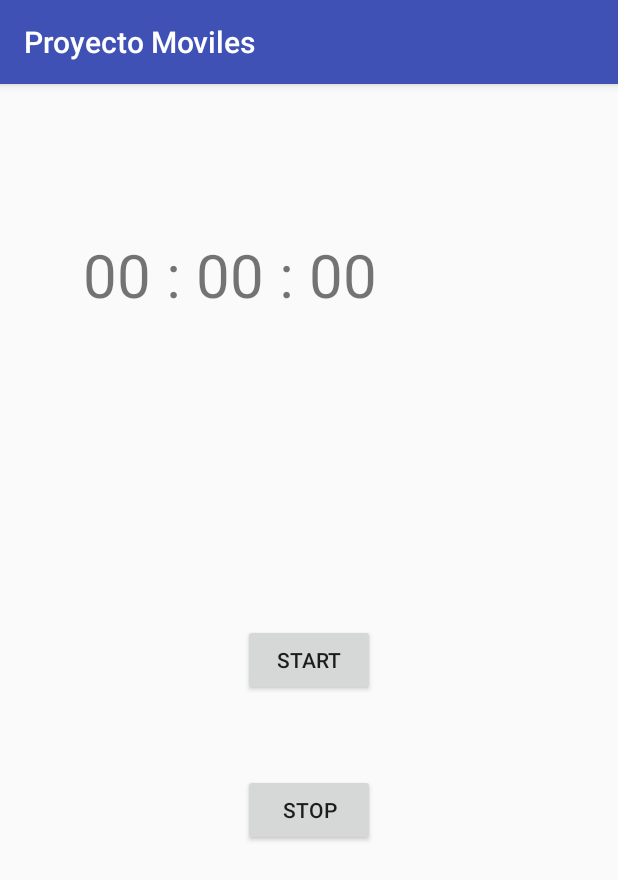
After one commit to BDYLL/moviles, an Android app: the TimerActivity screen opened directly, with no data from a screen before it, on a phone screen of 412 x 824 dp. The commit adds this screen. Shown: the top 880 px of the screen. Run offline under Robolectric (Android 15) with nearby library versions, the phone set to English and light mode, and no system bars.

Commit message:
timer works

```diff
--- a/app/src/main/AndroidManifest.xml
+++ b/app/src/main/AndroidManifest.xml
@@ -19,7 +19,8 @@
             </intent-filter>
         </activity>
         <activity android:name=".Main3Activity" />
-        <activity android:name=".Calendar"></activity>
+        <activity android:name=".Calendar" />
+        <activity android:name=".TimerActivity"></activity>
     </application>
 
 </manifest>
--- /dev/null
+++ b/app/src/main/java/com/moviles/diego/proyectomoviles/TimerActivity.java
@@ -0,0 +1,85 @@
+package com.moviles.diego.proyectomoviles;
+
+import android.content.Intent;
+import android.os.Handler;
+import android.os.Message;
+import android.support.v7.app.AppCompatActivity;
+import android.os.Bundle;
+import android.view.View;
+import android.widget.Button;
+import android.widget.TextView;
+
+import java.util.Timer;
+import java.util.TimerTask;
+
+public class TimerActivity extends AppCompatActivity {
+
+    private Button start,stop;
+    private TextView name,timer;
+
+    private long startTime=0l;
+
+    private Timer t;
+
+    private final Handler h = new Handler(new Handler.Callback() {
+        @Override
+        public boolean handleMessage(Message msg) {
+
+            long millis = System.currentTimeMillis() - startTime;
+            int seconds = (int) (millis / 1000);
+            int minutes = seconds / 60;
+            int hours = minutes/60;
+            seconds     = seconds % 60;
+
+
+            timer.setText(String.format("%02d : %02d : %02d",hours,minutes,seconds));
+
+            return false;
+        }
+    });
+
+    class UpdateTimer extends TimerTask{
+       public void run(){
+           h.sendEmptyMessage(0);
+       }
+    }
+
+
+    @Override
+    protected void onCreate(Bundle savedInstanceState) {
+        super.onCreate(savedInstanceState);
+        setContentView(R.layout.activity_timer);
+
+        this.start=(Button)this.findViewById(R.id.start);
+        this.stop=(Button)this.findViewById(R.id.stop);
+
+        this.name=(TextView)this.findViewById(R.id.activityName);
+        this.timer=(TextView)this.findViewById(R.id.timerView);
+
+        this.startTime=System.currentTimeMillis();
+
+        Intent i = this.getIntent();
+
+        this.timer.setText("00 : 00 : 00");
+
+        this.name.setText(i.getStringExtra("activity"));
+
+
+        this.start.setOnClickListener(new View.OnClickListener() {
+            @Override
+            public void onClick(View v) {
+                startTime=System.currentTimeMillis();
+                t=new Timer();
+                t.schedule(new UpdateTimer(),0,1000);
+            }
+        });
+
+        this.stop.setOnClickListener(new View.OnClickListener() {
+            @Override
+            public void onClick(View v) {
+                t.cancel();
+                t.purge();
+            }
+        });
+    }
+}
--- /dev/null
+++ b/app/src/main/res/layout/activity_timer.xml
@@ -0,0 +1,51 @@
+<?xml version="1.0" encoding="utf-8"?>
+<RelativeLayout xmlns:android="http://schemas.android.com/apk/res/android"
+    xmlns:tools="http://schemas.android.com/tools"
+    android:id="@+id/activity_timer"
+    android:layout_width="match_parent"
+    android:layout_height="match_parent"
+    android:paddingBottom="@dimen/activity_vertical_margin"
+    android:paddingLeft="@dimen/activity_horizontal_margin"
+    android:paddingRight="@dimen/activity_horizontal_margin"
+    android:paddingTop="@dimen/activity_vertical_margin"
+    tools:context="com.moviles.diego.proyectomoviles.TimerActivity">
+
+    <TextView
+        android:text="TextView"
+        android:layout_width="wrap_content"
+        android:layout_height="wrap_content"
+        android:layout_alignParentTop="true"
+        android:layout_alignParentStart="true"
+        android:layout_marginStart="39dp"
+        android:layout_marginTop="84dp"
+        android:id="@+id/timerView"
+        android:textSize="40sp" />
+
+    <TextView
+        android:text="TextView"
+        android:layout_width="wrap_content"
+        android:layout_height="wrap_content"
+        android:layout_below="@+id/timerView"
+        android:layout_alignStart="@+id/timerView"
+        android:layout_marginTop="44dp"
+        android:id="@+id/activityName"
+        android:textSize="20sp" />
+
+    <Button
+        android:text="Start"
+        android:layout_width="wrap_content"
+        android:layout_height="wrap_content"
+        android:layout_centerVertical="true"
+        android:layout_centerHorizontal="true"
+        android:id="@+id/start" />
+
+    <Button
+        android:text="Stop"
+        android:layout_width="wrap_content"
+        android:layout_height="wrap_content"
+        android:layout_below="@+id/start"
+        android:layout_alignStart="@+id/start"
+        android:layout_marginTop="52dp"
+        android:id="@+id/stop" />
+
+</RelativeLayout>
```
Also changed, not shown: app/src/main/java/com/moviles/diego/proyectomoviles/Main2Activity.java (+33 -8 lines), app/src/main/res/layout/activity_main2.xml (+15 -6 lines), app/src/main/res/layout/activity_main3.xml (+9 -1 lines).
